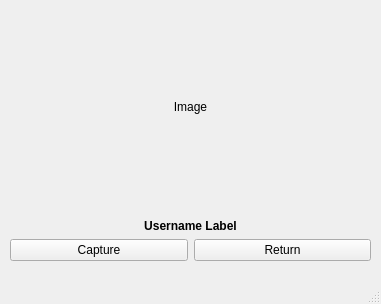
Qt form UI/CaptureWindow.ui (quinjan/Palm-Print-Validation-Using-Inception-Resnet) before a commit.
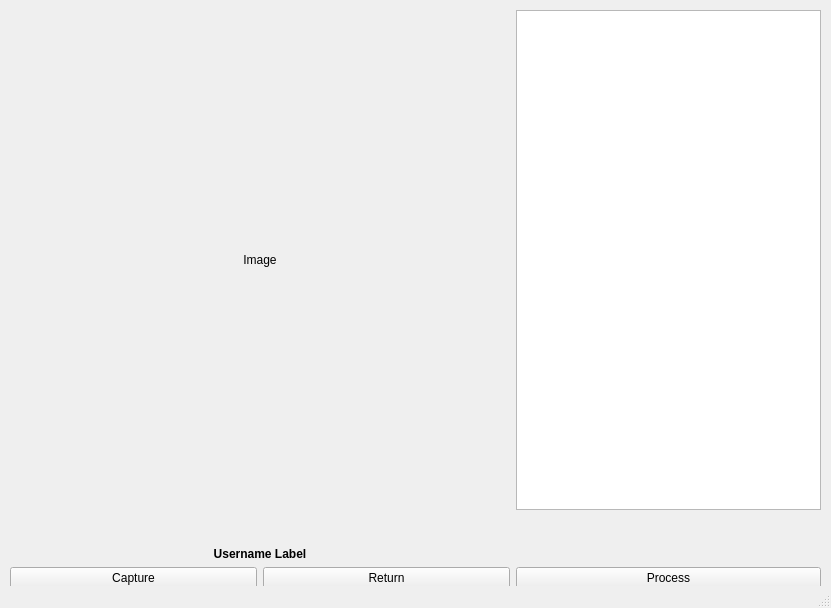
The same form after that commit.

Commit message: Capture Window v2

What changed in the file:
```diff
--- a/UI/CaptureWindow.ui
+++ b/UI/CaptureWindow.ui
@@ -6,8 +6,8 @@
    <rect>
     <x>0</x>
     <y>0</y>
-    <width>381</width>
-    <height>304</height>
+    <width>831</width>
+    <height>608</height>
    </rect>
   </property>
   <property name="windowTitle">
@@ -19,23 +19,31 @@
      <rect>
       <x>10</x>
       <y>10</y>
-      <width>361</width>
-      <height>251</height>
+      <width>811</width>
+      <height>579</height>
      </rect>
     </property>
+    <layout class="QHBoxLayout" name="horizontalLayout_2">
+     <item>
     <layout class="QVBoxLayout" name="verticalLayout">
      <item>
       <widget class="QLabel" name="imageLabel">
        <property name="sizePolicy">
-        <sizepolicy hsizetype="Preferred" vsizetype="MinimumExpanding">
+          <sizepolicy hsizetype="Fixed" vsizetype="Fixed">
          <horstretch>0</horstretch>
          <verstretch>0</verstretch>
         </sizepolicy>
        </property>
        <property name="minimumSize">
         <size>
-         <width>0</width>
-         <height>0</height>
+           <width>500</width>
+           <height>500</height>
+          </size>
+         </property>
+         <property name="maximumSize">
+          <size>
+           <width>6000</width>
+           <height>16777215</height>
         </size>
        </property>
        <property name="text">
@@ -52,7 +60,7 @@
         <enum>Qt::Vertical</enum>
        </property>
        <property name="sizeType">
-        <enum>QSizePolicy::Fixed</enum>
+          <enum>QSizePolicy::Expanding</enum>
        </property>
        <property name="sizeHint" stdset="0">
         <size>
@@ -104,6 +112,57 @@
       </layout>
      </item>
     </layout>
+     </item>
+     <item>
+      <layout class="QVBoxLayout" name="verticalLayout_2">
+       <property name="spacing">
+        <number>6</number>
+       </property>
+       <item>
+        <widget class="QTextEdit" name="processTextEdit">
+         <property name="sizePolicy">
+          <sizepolicy hsizetype="Preferred" vsizetype="Fixed">
+           <horstretch>0</horstretch>
+           <verstretch>0</verstretch>
+          </sizepolicy>
+         </property>
+         <property name="minimumSize">
+          <size>
+           <width>0</width>
+           <height>500</height>
+          </size>
+         </property>
+         <property name="readOnly">
+          <bool>true</bool>
+         </property>
+        </widget>
+       </item>
+       <item>
+        <spacer name="verticalSpacer_2">
+         <property name="orientation">
+          <enum>Qt::Vertical</enum>
+         </property>
+         <property name="sizeType">
+          <enum>QSizePolicy::Expanding</enum>
+         </property>
+         <property name="sizeHint" stdset="0">
+          <size>
+           <width>20</width>
+           <height>10</height>
+          </size>
+         </property>
+        </spacer>
+       </item>
+       <item>
+        <widget class="QPushButton" name="processPushButton">
+         <property name="text">
+          <string>Process</string>
+         </property>
+        </widget>
+       </item>
+      </layout>
+     </item>
+    </layout>
    </widget>
   </widget>
   <widget class="QMenuBar" name="menubar">
```
Left out of the diff: 6 changed lines with no effect on the pictures. Lines whose indentation alone changed are shown as unchanged. The commit also changes 8 other files.
